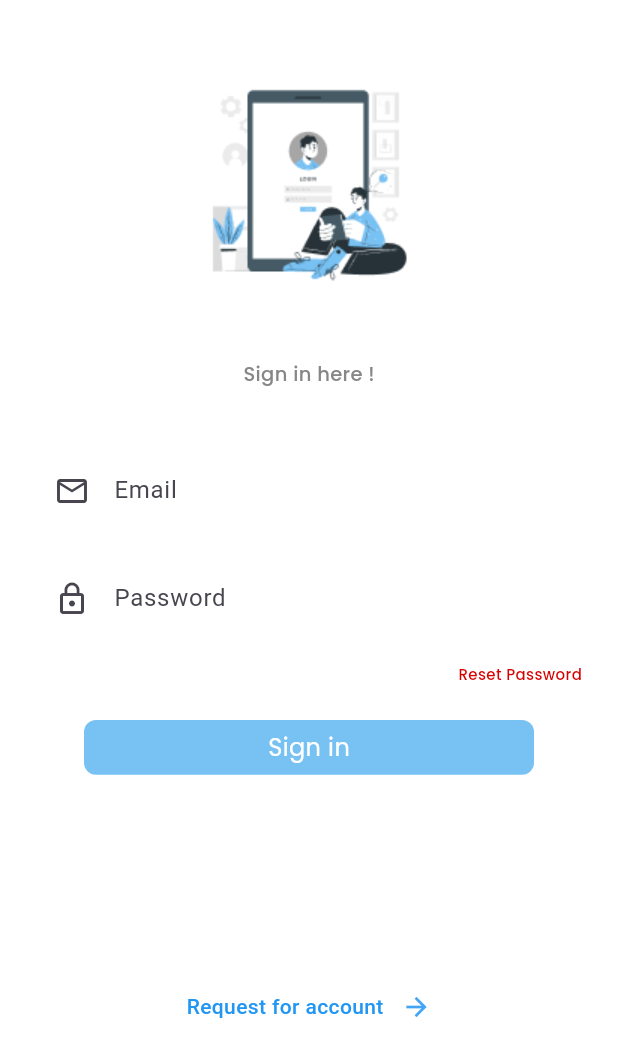
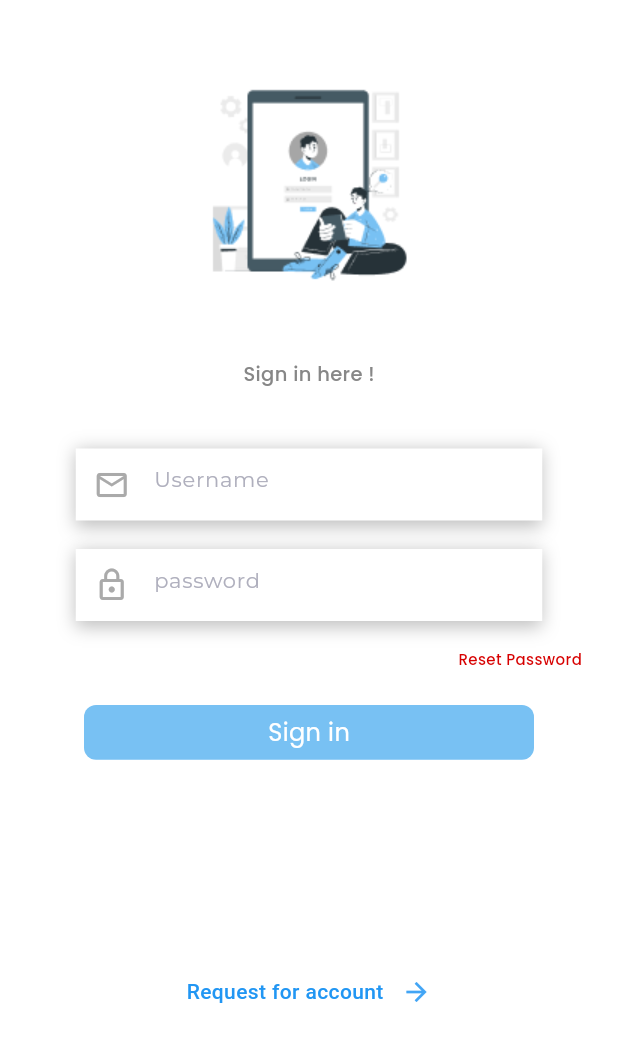
Before and after one commit to yasirzain15/kashmir_milk, a Flutter app: the screen it shows after launch, on a phone screen of 412 x 824 dp. Shown: the top 1057 px of the screen. Run offline on Flutter 3.47's test engine with Material 3 defaults, Android fonts, the phone set to English and light mode, and no system bars; our stand-ins replace cloud_firestore, csv, file_picker, firebase_auth, firebase_core, fl_chart and 1 more; accounts and stored records are empty.

Commit message:
changes done

```diff
--- a/lib/dashboard.dart
+++ b/lib/dashboard.dart
@@ -20,6 +20,7 @@ class DashboardScreen extends StatelessWidget {
       body: SafeArea(
         child: Padding(
           padding: const EdgeInsets.all(16.0),
+          child: SingleChildScrollView(
             child: Column(
               crossAxisAlignment: CrossAxisAlignment.start,
               children: [
@@ -259,6 +260,7 @@ class DashboardScreen extends StatelessWidget {
             ),
           ),
         ),
+      ),
     );
   }
 
--- a/lib/login_screen.dart
+++ b/lib/login_screen.dart
@@ -1,3 +1,5 @@
+// ignore_for_file: deprecated_member_use
+
 import 'package:flutter/material.dart';
 import 'package:google_fonts/google_fonts.dart';
 import 'package:kashmeer_milk/auth_ser.dart';
@@ -75,35 +77,77 @@ class _LoginScreenState extends State<LoginScreen> {
                 const SizedBox(height: 40),
 
                 // Email TextField
-                TextField(
+                Container(
+                  height: 51,
+                  width: 311,
+                  decoration: BoxDecoration(
+                    boxShadow: [
+                      BoxShadow(
+                        color: Color(0xff000000).withOpacity(0.25),
+                        blurRadius: 9,
+                        spreadRadius: 0,
+                        offset: Offset(0, 1),
+                      ),
+                    ],
+                  ),
+                  child: TextField(
                     keyboardType: TextInputType.emailAddress,
                     controller: _emailController,
                     decoration: InputDecoration(
-                    hintText: 'Email',
-                    prefixIcon: const Icon(Icons.email_outlined),
+                      border: InputBorder.none,
+                      hintText: 'Username ',
+                      hintStyle: GoogleFonts.montserrat(
+                        textStyle: TextStyle(
+                          fontSize: 14,
+                          fontWeight: FontWeight.w400,
+                          color: Color(0xffafafbd),
+                        ),
+                      ),
+                      prefixIcon: const Icon(
+                        Icons.email_outlined,
+                        color: Color(0xffaaaaaa),
+                      ),
                       filled: true,
                       fillColor: const Color(0xffffffff),
-                    border: OutlineInputBorder(
-                      borderRadius: BorderRadius.circular(12),
-                      borderSide: BorderSide.none,
                     ),
                   ),
                 ),
                 const SizedBox(height: 16),
 
                 // Password TextField
-                TextField(
+                Container(
+                  height: 51,
+                  width: 311,
+                  decoration: BoxDecoration(
+                    boxShadow: [
+                      BoxShadow(
+                        color: Color(0xff000000).withOpacity(0.25),
+                        blurRadius: 9,
+                        spreadRadius: 0,
+                        offset: Offset(0, 1),
+                      ),
+                    ],
+                  ),
+                  child: TextField(
                     keyboardType: TextInputType.visiblePassword,
                     controller: _passwordController,
                     obscureText: true,
                     decoration: InputDecoration(
-                    hintText: 'Password',
-                    prefixIcon: const Icon(Icons.lock_outline),
+                      border: InputBorder.none,
+                      hintText: 'password',
+                      hintStyle: GoogleFonts.montserrat(
+                        textStyle: TextStyle(
+                          fontSize: 14,
+                          fontWeight: FontWeight.w400,
+                          color: Color(0xffafafbd),
+                        ),
+                      ),
+                      prefixIcon: const Icon(
+                        Icons.lock_outline,
+                        color: Color(0xffaaaaaa),
+                      ),
                       filled: true,
                       fillColor: const Color(0xffffffff),
-                    border: OutlineInputBorder(
-                      borderRadius: BorderRadius.circular(12),
-                      borderSide: BorderSide.none,
                     ),
                   ),
                 ),
--- a/lib/recent_customers.dart
+++ b/lib/recent_customers.dart
@@ -1,3 +1,5 @@
+// ignore_for_file: prefer_typing_uninitialized_variables
+
 import 'package:flutter/material.dart';
 import 'package:kashmeer_milk/dashboard.dart';
 
@@ -9,6 +11,7 @@ class RecentCustomers extends StatefulWidget {
 }
 
 class _RecentCustomersState extends State<RecentCustomers> {
+  TextEditingController searchcontroller = TextEditingController();
   @override
   Widget build(BuildContext context) {
     return SafeArea(
```
Also changed, not shown: lib/add_customer.dart (+56 -10 lines). Lines whose indentation alone changed are shown as unchanged.
